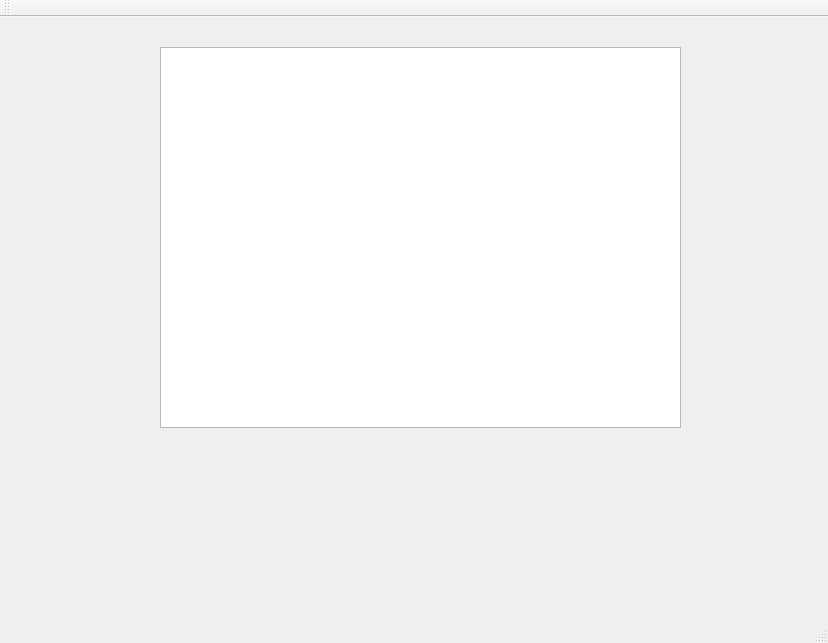
Old version of the form SpriteEditor/mainwindow.ui in the repository TannerWilson/Sprite-Editor.
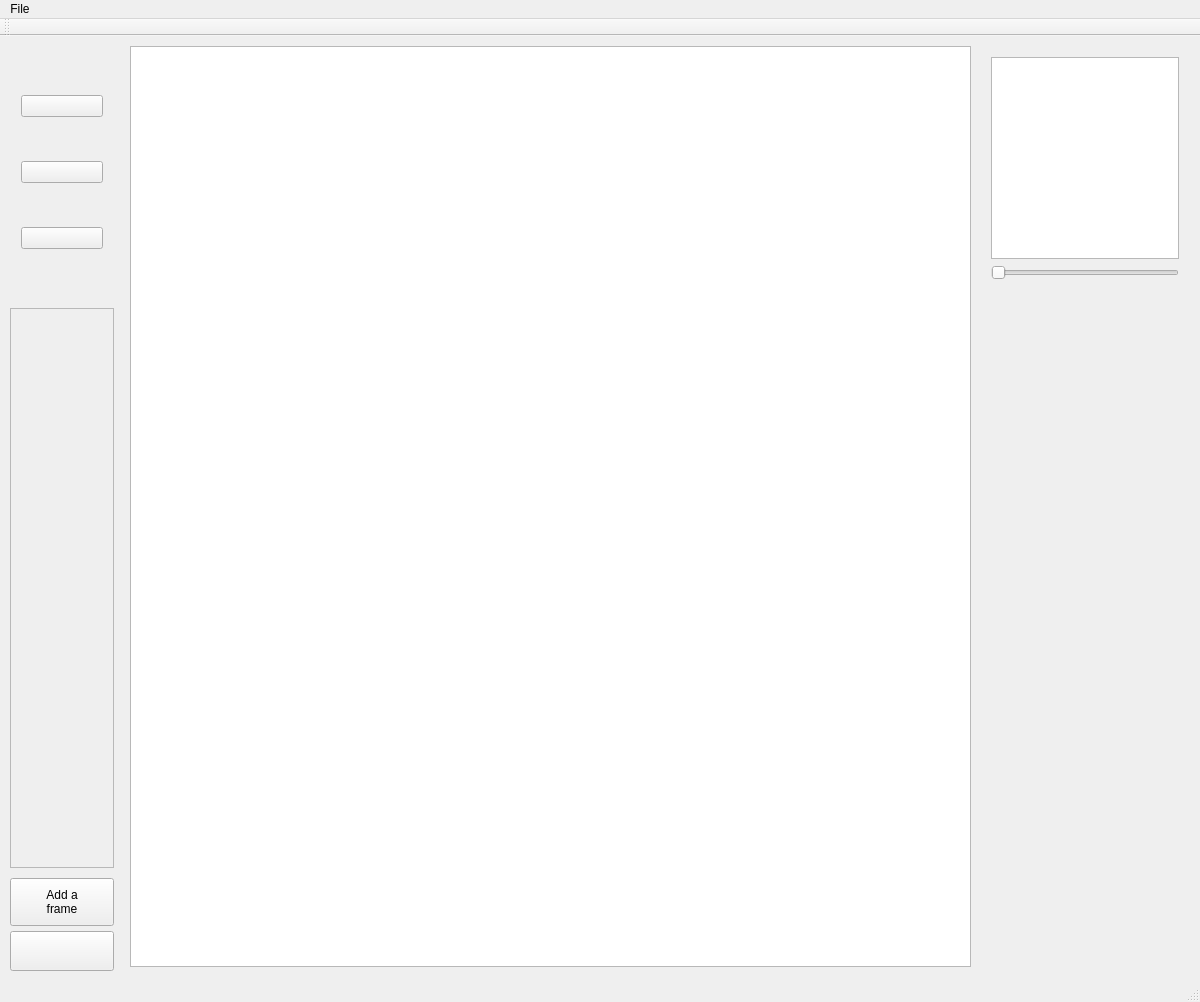
New version of the form. Icons and pictures are not drawn.

The edit to the form file:
```diff
--- a/SpriteEditor/mainwindow.ui
+++ b/SpriteEditor/mainwindow.ui
@@ -6,21 +6,218 @@
    <rect>
     <x>0</x>
     <y>0</y>
-    <width>828</width>
-    <height>643</height>
+    <width>1200</width>
+    <height>1002</height>
    </rect>
   </property>
   <property name="windowTitle">
    <string>MainWindow</string>
   </property>
   <widget class="QWidget" name="centralWidget">
+   <widget class="QWidget" name="toolsContainer" native="true">
+    <property name="geometry">
+     <rect>
+      <x>10</x>
+      <y>10</y>
+      <width>104</width>
+      <height>252</height>
+     </rect>
+    </property>
+    <layout class="QVBoxLayout" name="verticalLayout">
+     <item>
+      <widget class="QPushButton" name="brushButton">
+       <property name="focusPolicy">
+        <enum>Qt::StrongFocus</enum>
+       </property>
+       <property name="text">
+        <string/>
+       </property>
+       <property name="icon">
+        <iconset resource="resources.qrc">
+         <normaloff>:/imgs/Resources_External/brush_black.png</normaloff>:/imgs/Resources_External/brush_black.png</iconset>
+       </property>
+       <property name="iconSize">
+        <size>
+         <width>64</width>
+         <height>64</height>
+        </size>
+       </property>
+       <property name="autoDefault">
+        <bool>false</bool>
+       </property>
+       <property name="default">
+        <bool>false</bool>
+       </property>
+       <property name="flat">
+        <bool>false</bool>
+       </property>
+      </widget>
+     </item>
+     <item>
+      <widget class="QPushButton" name="eraserButton">
+       <property name="focusPolicy">
+        <enum>Qt::StrongFocus</enum>
+       </property>
+       <property name="text">
+        <string/>
+       </property>
+       <property name="icon">
+        <iconset resource="resources.qrc">
+         <normaloff>:/imgs/Resources_External/eraser_black.png</normaloff>:/imgs/Resources_External/eraser_black.png</iconset>
+       </property>
+       <property name="iconSize">
+        <size>
+         <width>64</width>
+         <height>64</height>
+        </size>
+       </property>
+       <property name="autoDefault">
+        <bool>false</bool>
+       </property>
+       <property name="default">
+        <bool>false</bool>
+       </property>
+       <property name="flat">
+        <bool>false</bool>
+       </property>
+      </widget>
+     </item>
+     <item>
+      <widget class="QPushButton" name="bucketButton">
+       <property name="focusPolicy">
+        <enum>Qt::StrongFocus</enum>
+       </property>
+       <property name="text">
+        <string/>
+       </property>
+       <property name="icon">
+        <iconset resource="resources.qrc">
+         <normaloff>:/imgs/Resources_External/fill_black.png</normaloff>:/imgs/Resources_External/fill_black.png</iconset>
+       </property>
+       <property name="iconSize">
+        <size>
+         <width>64</width>
+         <height>64</height>
+        </size>
+       </property>
+       <property name="autoDefault">
+        <bool>false</bool>
+       </property>
+       <property name="default">
+        <bool>false</bool>
+       </property>
+       <property name="flat">
+        <bool>false</bool>
+       </property>
+      </widget>
+     </item>
+    </layout>
+   </widget>
+   <widget class="QScrollArea" name="frameContainer">
+    <property name="geometry">
+     <rect>
+      <x>10</x>
+      <y>272</y>
+      <width>104</width>
+      <height>560</height>
+     </rect>
+    </property>
+    <property name="widgetResizable">
+     <bool>true</bool>
+    </property>
+    <widget class="QWidget" name="frameContents">
+     <property name="geometry">
+      <rect>
+       <x>0</x>
+       <y>0</y>
+       <width>102</width>
+       <height>558</height>
+      </rect>
+     </property>
+    </widget>
+   </widget>
+   <widget class="QPushButton" name="deleteFrameButton">
+    <property name="geometry">
+     <rect>
+      <x>10</x>
+      <y>895</y>
+      <width>104</width>
+      <height>40</height>
+     </rect>
+    </property>
+    <property name="text">
+     <string/>
+    </property>
+    <property name="icon">
+     <iconset resource="resources.qrc">
+      <normaloff>:/imgs/Resources_External/trash_black.png</normaloff>:/imgs/Resources_External/trash_black.png</iconset>
+    </property>
+    <property name="iconSize">
+     <size>
+      <width>24</width>
+      <height>24</height>
+     </size>
+    </property>
+   </widget>
+   <widget class="QPushButton" name="addFrameButton">
+    <property name="geometry">
+     <rect>
+      <x>10</x>
+      <y>842</y>
+      <width>104</width>
+      <height>48</height>
+     </rect>
+    </property>
+    <property name="layoutDirection">
+     <enum>Qt::LeftToRight</enum>
+    </property>
+    <property name="text">
+     <string>Add a
+frame</string>
+    </property>
+    <property name="icon">
+     <iconset resource="resources.qrc">
+      <normaloff>:/imgs/Resources_External/add_black.png</normaloff>:/imgs/Resources_External/add_black.png</iconset>
+    </property>
+    <property name="iconSize">
+     <size>
+      <width>24</width>
+      <height>24</height>
+     </size>
+    </property>
+    <property name="flat">
+     <bool>false</bool>
+    </property>
+   </widget>
+   <widget class="QWidget" name="previewContainer" native="true">
+    <property name="geometry">
+     <rect>
+      <x>980</x>
+      <y>10</y>
+      <width>210</width>
+      <height>245</height>
+     </rect>
+    </property>
+    <layout class="QVBoxLayout" name="verticalLayout_2">
+     <item>
+      <widget class="QGraphicsView" name="previewView"/>
+     </item>
+     <item>
+      <widget class="QSlider" name="fpsSlider">
+       <property name="orientation">
+        <enum>Qt::Horizontal</enum>
+       </property>
+      </widget>
+     </item>
+    </layout>
+   </widget>
    <widget class="QGraphicsView" name="graphicsView">
     <property name="geometry">
      <rect>
-      <x>160</x>
-      <y>30</y>
-      <width>521</width>
-      <height>381</height>
+      <x>130</x>
+      <y>10</y>
+      <width>841</width>
+      <height>921</height>
      </rect>
     </property>
    </widget>
@@ -30,10 +227,23 @@
     <rect>
      <x>0</x>
      <y>0</y>
-     <width>828</width>
-     <height>21</height>
+     <width>1200</width>
+     <height>25</height>
     </rect>
    </property>
+   <widget class="QMenu" name="menuFile">
+    <property name="title">
+     <string>File</string>
+    </property>
+    <addaction name="actionOpen"/>
+    <addaction name="actionSave"/>
+    <addaction name="separator"/>
+    <addaction name="actionImport"/>
+    <addaction name="actionExport"/>
+    <addaction name="separator"/>
+    <addaction name="actionQuit"/>
+   </widget>
+   <addaction name="menuFile"/>
   </widget>
   <widget class="QToolBar" name="mainToolBar">
    <attribute name="toolBarArea">
```
Left out of the diff: 44 changed lines with no effect on the pictures.
